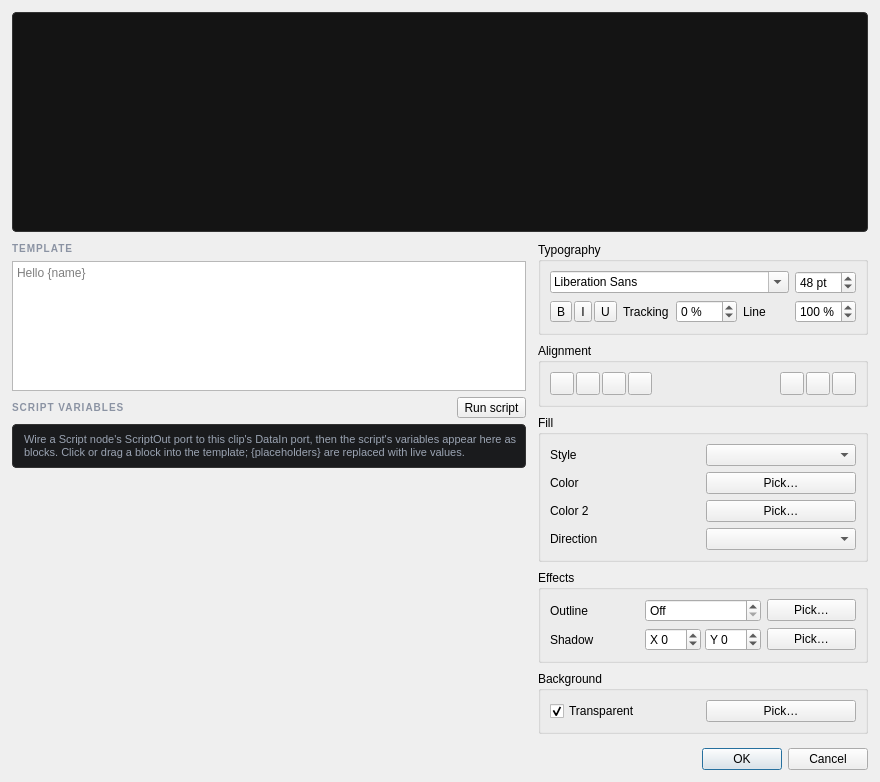
The window that forms/TextEditDialog.ui (CutWire-Studios/Prism) describes before a commit, drawn with Qt 5.
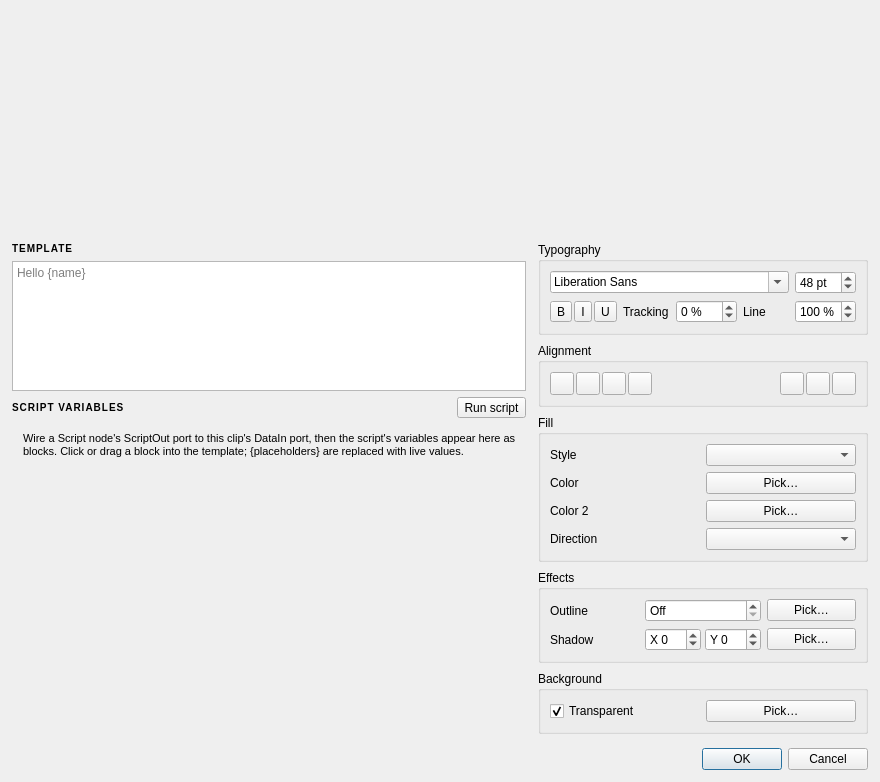
The same window after the commit.

Commit message: Redesign UI with glass light/dark theme, Inter font and Lucide icons

The edit to the form file:
```diff
--- a/forms/TextEditDialog.ui
+++ b/forms/TextEditDialog.ui
@@ -44,9 +44,7 @@
      <property name="alignment">
       <set>Qt::AlignCenter</set>
      </property>
-     <property name="styleSheet">
-      <string notr="true">background:#141414; border:1px solid #333; border-radius:4px;</string>
-     </property>
+     <property name="role" stdset="0"><string>panel</string></property>
     </widget>
    </item>
    <item>
@@ -64,9 +62,8 @@
          <property name="text">
           <string>TEMPLATE</string>
          </property>
-         <property name="styleSheet">
-          <string notr="true">color:#8b93a3; font-size:10px; font-weight:600; letter-spacing:1px;</string>
-         </property>
+         <property name="styleSheet"><string notr="true">font-size:10px; font-weight:600; letter-spacing:1px;</string></property>
+         <property name="role" stdset="0"><string>secondary</string></property>
         </widget>
        </item>
        <item>
@@ -98,9 +95,8 @@
            <property name="text">
             <string>SCRIPT VARIABLES</string>
            </property>
-           <property name="styleSheet">
-            <string notr="true">color:#8b93a3; font-size:10px; font-weight:600; letter-spacing:1px;</string>
-           </property>
+           <property name="styleSheet"><string notr="true">font-size:10px; font-weight:600; letter-spacing:1px;</string></property>
+           <property name="role" stdset="0"><string>secondary</string></property>
           </widget>
          </item>
          <item>
@@ -139,9 +135,8 @@
          <property name="wordWrap">
           <bool>true</bool>
          </property>
-         <property name="styleSheet">
-          <string notr="true">color:#9aa3b2; font-size:11px; padding:8px; background:#1a1b1d; border:1px solid #333; border-radius:4px;</string>
-         </property>
+         <property name="styleSheet"><string notr="true">font-size:11px; padding:8px;</string></property>
+         <property name="role" stdset="0"><string>secondary</string></property>
         </widget>
        </item>
        <item>
```
The commit also changes 91 other files.
